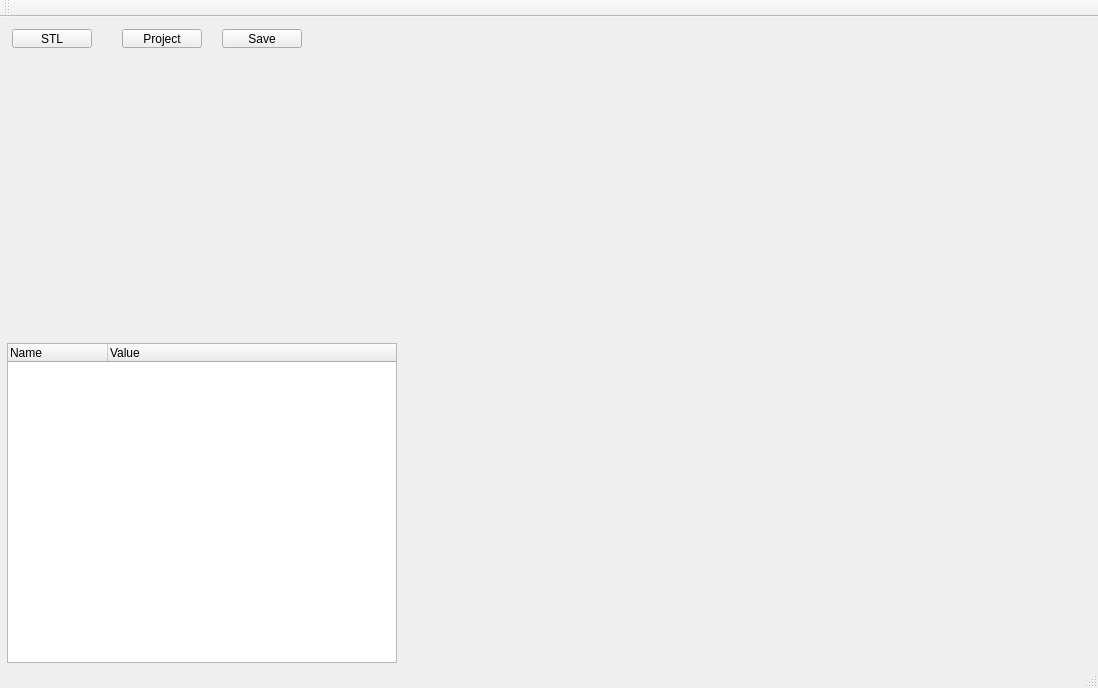
Above: MainWindow.ui from lihouxing-sjtu/SurfBuilder before the change. Below: the same form after it.
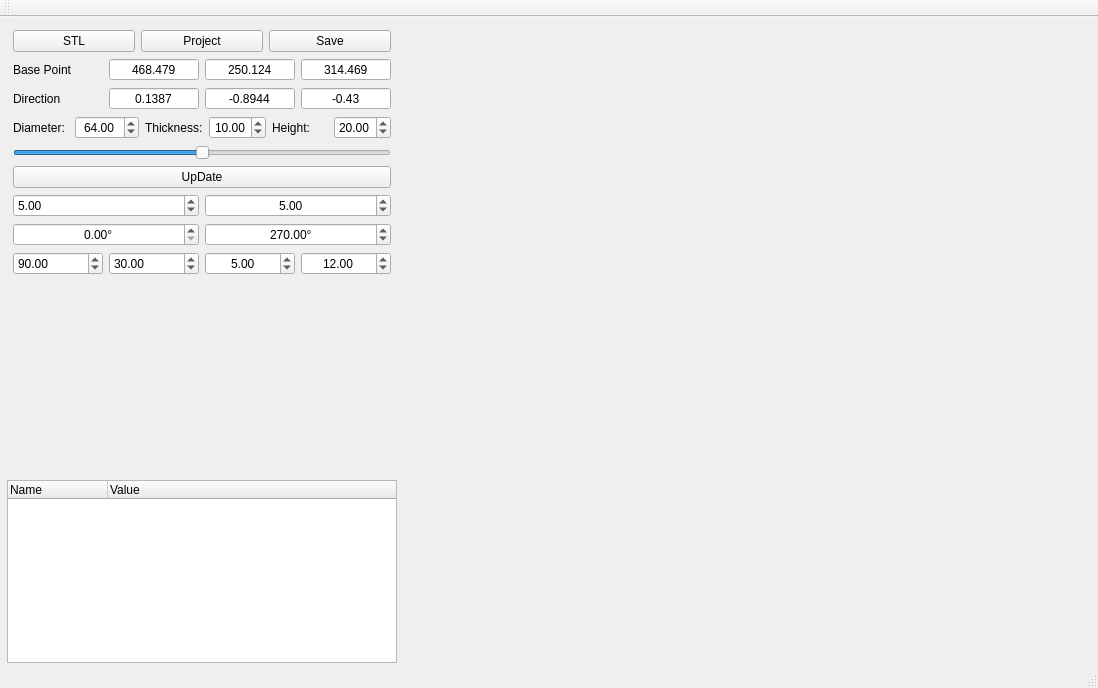
That is the form after the change. Icons and pictures are not drawn. Custom widgets are drawn as their Qt base class.

The edit to the form file:
```diff
--- a/MainWindow.ui
+++ b/MainWindow.ui
@@ -84,45 +84,379 @@
            <height>16777215</height>
           </size>
          </property>
-         <widget class="QPushButton" name="ImportSTLButton">
-          <property name="geometry">
-           <rect>
-            <x>10</x>
-            <y>10</y>
-            <width>80</width>
-            <height>19</height>
-           </rect>
-          </property>
-          <property name="text">
-           <string>STL</string>
-          </property>
-         </widget>
-         <widget class="QPushButton" name="ImportProjectButton">
-          <property name="geometry">
-           <rect>
-            <x>120</x>
-            <y>10</y>
-            <width>80</width>
-            <height>19</height>
-           </rect>
-          </property>
-          <property name="text">
-           <string>Project</string>
-          </property>
-         </widget>
-         <widget class="QPushButton" name="SaveProjectButton">
-          <property name="geometry">
-           <rect>
-            <x>220</x>
-            <y>10</y>
-            <width>80</width>
-            <height>19</height>
-           </rect>
-          </property>
-          <property name="text">
-           <string>Save</string>
-          </property>
-         </widget>
+         <layout class="QGridLayout" name="gridLayout_4">
+          <item row="0" column="0">
+           <layout class="QHBoxLayout" name="horizontalLayout">
+            <item>
+             <widget class="QPushButton" name="ImportSTLButton">
+              <property name="text">
+               <string>STL</string>
+              </property>
+             </widget>
+            </item>
+            <item>
+             <widget class="QPushButton" name="ImportProjectButton">
+              <property name="text">
+               <string>Project</string>
+              </property>
+             </widget>
+            </item>
+            <item>
+             <widget class="QPushButton" name="SaveProjectButton">
+              <property name="text">
+               <string>Save</string>
+              </property>
+             </widget>
+            </item>
+           </layout>
+          </item>
+          <item row="1" column="0">
+           <layout class="QHBoxLayout" name="horizontalLayout_2">
+            <item>
+             <widget class="QLabel" name="label">
+              <property name="text">
+               <string>Base Point</string>
+              </property>
+             </widget>
+            </item>
+            <item>
+             <widget class="QDoubleSpinBox" name="BasePointSpinBoxX">
+              <property name="alignment">
+               <set>Qt::AlignCenter</set>
+              </property>
+              <property name="buttonSymbols">
+               <enum>QAbstractSpinBox::NoButtons</enum>
+              </property>
+              <property name="decimals">
+               <number>3</number>
+              </property>
+              <property name="minimum">
+               <double>-10000.000000000000000</double>
+              </property>
+              <property name="maximum">
+               <double>10000.000000000000000</double>
+              </property>
+              <property name="value">
+               <double>468.478999999999985</double>
+              </property>
+             </widget>
+            </item>
+            <item>
+             <widget class="QDoubleSpinBox" name="BasePointSpinBoxY">
+              <property name="alignment">
+               <set>Qt::AlignCenter</set>
+              </property>
+              <property name="buttonSymbols">
+               <enum>QAbstractSpinBox::NoButtons</enum>
+              </property>
+              <property name="decimals">
+               <number>3</number>
+              </property>
+              <property name="minimum">
+               <double>-10000.000000000000000</double>
+              </property>
+              <property name="maximum">
+               <double>10000.000000000000000</double>
+              </property>
+              <property name="value">
+               <double>250.123999999999995</double>
+              </property>
+             </widget>
+            </item>
+            <item>
+             <widget class="QDoubleSpinBox" name="BasePointSpinBoxZ">
+              <property name="alignment">
+               <set>Qt::AlignCenter</set>
+              </property>
+              <property name="buttonSymbols">
+               <enum>QAbstractSpinBox::NoButtons</enum>
+              </property>
+              <property name="decimals">
+               <number>3</number>
+              </property>
+              <property name="minimum">
+               <double>-10000.000000000000000</double>
+              </property>
+              <property name="maximum">
+               <double>10000.000000000000000</double>
+              </property>
+              <property name="value">
+               <double>314.468999999999994</double>
+              </property>
+             </widget>
+            </item>
+           </layout>
+          </item>
+          <item row="2" column="0">
+           <layout class="QHBoxLayout" name="horizontalLayout_3">
+            <item>
+             <widget class="QLabel" name="label_2">
+              <property name="text">
+               <string>Direction</string>
+              </property>
+             </widget>
+            </item>
+            <item>
+             <widget class="QDoubleSpinBox" name="DirectionSpinBoxX">
+              <property name="alignment">
+               <set>Qt::AlignCenter</set>
+              </property>
+              <property name="buttonSymbols">
+               <enum>QAbstractSpinBox::NoButtons</enum>
+              </property>
+              <property name="decimals">
+               <number>4</number>
+              </property>
+              <property name="minimum">
+               <double>-10000.000000000000000</double>
+              </property>
+              <property name="maximum">
+               <double>10000.000000000000000</double>
+              </property>
+              <property name="value">
+               <double>0.138700000000000</double>
+              </property>
+             </widget>
+            </item>
+            <item>
+             <widget class="QDoubleSpinBox" name="DirectionSpinBoxY">
+              <property name="alignment">
+               <set>Qt::AlignCenter</set>
+              </property>
+              <property name="buttonSymbols">
+               <enum>QAbstractSpinBox::NoButtons</enum>
+              </property>
+              <property name="decimals">
+               <number>4</number>
+              </property>
+              <property name="minimum">
+               <double>-10000.000000000000000</double>
+              </property>
+              <property name="maximum">
+               <double>10000.000000000000000</double>
+              </property>
+              <property name="value">
+               <double>-0.894400000000000</double>
+              </property>
+             </widget>
+            </item>
+            <item>
+             <widget class="QDoubleSpinBox" name="DirectionSpinBoxZ">
+              <property name="alignment">
+               <set>Qt::AlignCenter</set>
+              </property>
+              <property name="buttonSymbols">
+               <enum>QAbstractSpinBox::NoButtons</enum>
+              </property>
+              <property name="minimum">
+               <double>-10000.000000000000000</double>
+              </property>
+              <property name="maximum">
+               <double>10000.000000000000000</double>
+              </property>
+              <property name="value">
+               <double>-0.430000000000000</double>
+              </property>
+             </widget>
+            </item>
+           </layout>
+          </item>
+          <item row="3" column="0">
+           <layout class="QHBoxLayout" name="horizontalLayout_4">
+            <item>
+             <widget class="QLabel" name="label_3">
+              <property name="text">
+               <string>Diameter:</string>
+              </property>
+             </widget>
+            </item>
+            <item>
+             <widget class="QDoubleSpinBox" name="HingeDiameterSpinBox">
+              <property name="alignment">
+               <set>Qt::AlignCenter</set>
+              </property>
+              <property name="minimum">
+               <double>20.000000000000000</double>
+              </property>
+              <property name="maximum">
+               <double>200.000000000000000</double>
+              </property>
+              <property name="value">
+               <double>64.000000000000000</double>
+              </property>
+             </widget>
+            </item>
+            <item>
+             <widget class="QLabel" name="label_4">
+              <property name="text">
+               <string>Thickness:</string>
+              </property>
+             </widget>
+            </item>
+            <item>
+             <widget class="QDoubleSpinBox" name="HingeThicknessSpinBox">
+              <property name="alignment">
+               <set>Qt::AlignCenter</set>
+              </property>
+              <property name="value">
+               <double>10.000000000000000</double>
+              </property>
+             </widget>
+            </item>
+            <item>
+             <widget class="QLabel" name="label_5">
+              <property name="text">
+               <string>Height:</string>
+              </property>
+             </widget>
+            </item>
+            <item>
+             <widget class="QDoubleSpinBox" name="HingeHeightSpinBox">
+              <property name="value">
+               <double>20.000000000000000</double>
+              </property>
+             </widget>
+            </item>
+           </layout>
+          </item>
+          <item row="4" column="0">
+           <widget class="QSlider" name="PositionHingeSlider">
+            <property name="minimum">
+             <number>-1000</number>
+            </property>
+            <property name="maximum">
+             <number>1000</number>
+            </property>
+            <property name="orientation">
+             <enum>Qt::Horizontal</enum>
+            </property>
+           </widget>
+          </item>
+          <item row="5" column="0">
+           <widget class="QPushButton" name="UpDateHingeButton">
+            <property name="text">
+             <string>UpDate</string>
+            </property>
+           </widget>
+          </item>
+          <item row="6" column="0">
+           <layout class="QHBoxLayout" name="horizontalLayout_5">
+            <item>
+             <widget class="QDoubleSpinBox" name="CutHeightSpinBox">
+              <property name="value">
+               <double>5.000000000000000</double>
+              </property>
+             </widget>
+            </item>
+            <item>
+             <widget class="QDoubleSpinBox" name="CutThickSpinBox">
+              <property name="alignment">
+               <set>Qt::AlignCenter</set>
+              </property>
+              <property name="value">
+               <double>5.000000000000000</double>
+              </property>
+             </widget>
+            </item>
+           </layout>
+          </item>
+          <item row="7" column="0">
+           <layout class="QHBoxLayout" name="horizontalLayout_6">
+            <item>
+             <widget class="QDoubleSpinBox" name="StartCutSpinBox">
+              <property name="alignment">
+               <set>Qt::AlignCenter</set>
+              </property>
+              <property name="prefix">
+               <string/>
+              </property>
+              <property name="suffix">
+               <string>°</string>
+              </property>
+              <property name="maximum">
+               <double>360.000000000000000</double>
+              </property>
+             </widget>
+            </item>
+            <item>
+             <widget class="QDoubleSpinBox" name="EndCutSpinBox">
+              <property name="alignment">
+               <set>Qt::AlignCenter</set>
+              </property>
+              <property name="suffix">
+               <string>°</string>
+              </property>
+              <property name="maximum">
+               <double>360.000000000000000</double>
+              </property>
+              <property name="value">
+               <double>270.000000000000000</double>
+              </property>
+             </widget>
+            </item>
+           </layout>
+          </item>
+          <item row="8" column="0">
+           <layout class="QHBoxLayout" name="horizontalLayout_7">
+            <item>
+             <widget class="QDoubleSpinBox" name="StartMoveSpinBox">
+              <property name="value">
+               <double>90.000000000000000</double>
+              </property>
+             </widget>
+            </item>
+            <item>
+             <widget class="QDoubleSpinBox" name="EndMoveSpinBox">
+              <property name="maximum">
+               <double>360.000000000000000</double>
+              </property>
+              <property name="value">
+               <double>30.000000000000000</double>
+              </property>
+             </widget>
+            </item>
+            <item>
+             <widget class="QDoubleSpinBox" name="MoveHeightSpinBox">
+              <property name="alignment">
+               <set>Qt::AlignCenter</set>
+              </property>
+              <property name="maximum">
+               <double>1000.000000000000000</double>
+              </property>
+              <property name="value">
+               <double>5.000000000000000</double>
+              </property>
+             </widget>
+            </item>
+            <item>
+             <widget class="QDoubleSpinBox" name="MoveThicknessSpinBox">
+              <property name="alignment">
+               <set>Qt::AlignCenter</set>
+              </property>
+              <property name="value">
+               <double>12.000000000000000</double>
+              </property>
+             </widget>
+            </item>
+           </layout>
+          </item>
+          <item row="9" column="0">
+           <spacer name="verticalSpacer">
+            <property name="orientation">
+             <enum>Qt::Vertical</enum>
+            </property>
+            <property name="sizeType">
+             <enum>QSizePolicy::Expanding</enum>
+            </property>
+            <property name="sizeHint" stdset="0">
+             <size>
+              <width>20</width>
+              <height>202</height>
+             </size>
+            </property>
+           </spacer>
+          </item>
+         </layout>
         </widget>
        </item>
        <item row="1" column="0">
```
Left out of the diff: 20 changed lines with no effect on the pictures.
